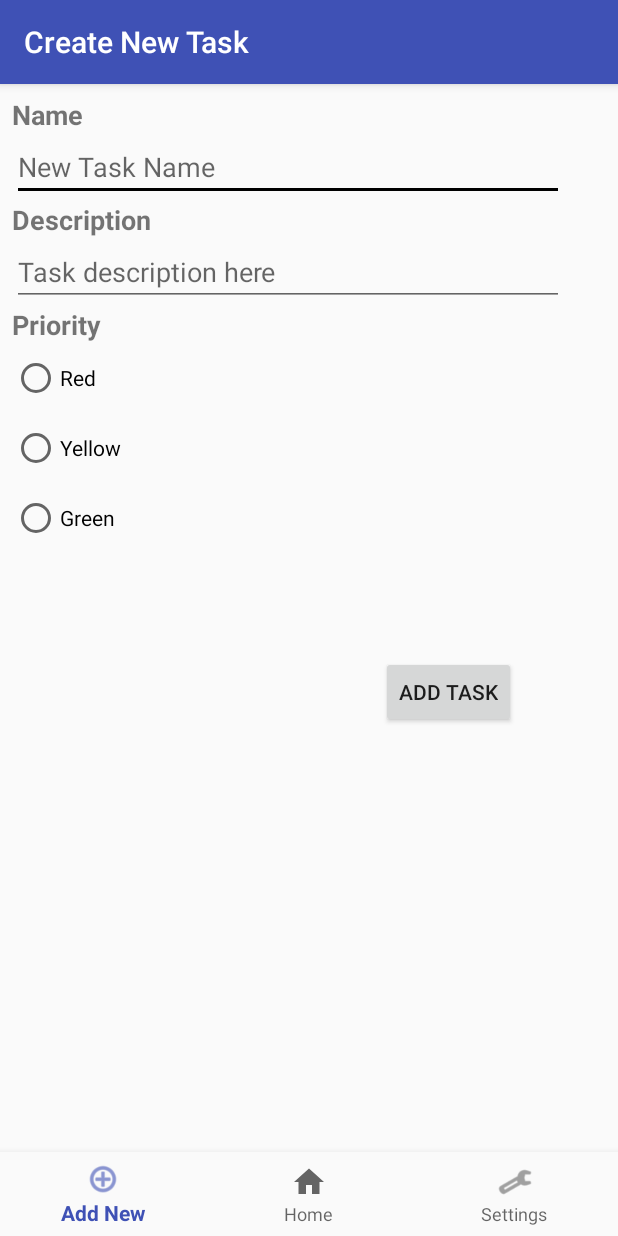
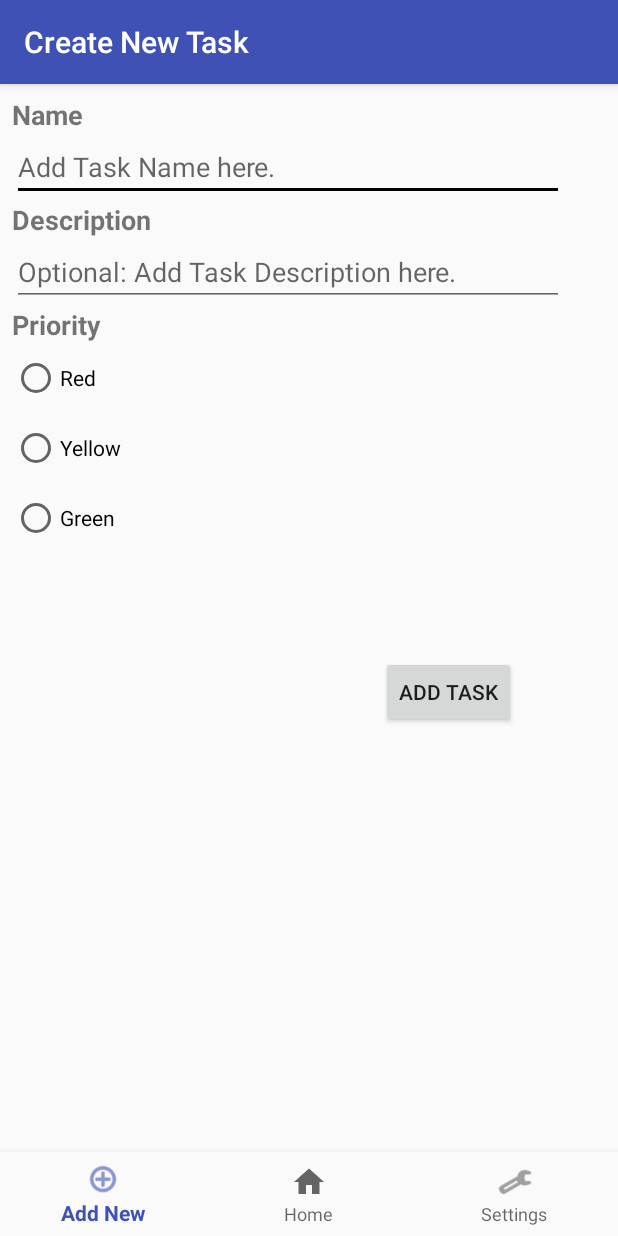
Before and after one commit to BKertesz/Project2, an Android app: the screen it shows after launch (NewActivity), after a tap on "ADD TASK", on a phone screen of 412 x 824 dp. Run offline under Robolectric (Android 15) with nearby library versions, the phone set to English and light mode, and no system bars; our stand-ins replace Room's generated code.

Commit message:
Added styling elements

```diff
--- a/mobile/src/main/java/com/codeclan/balazskertesz/project2/NewActivity.java
+++ b/mobile/src/main/java/com/codeclan/balazskertesz/project2/NewActivity.java
@@ -66,10 +66,10 @@ public class NewActivity extends AppCompatActivity {
         addTaskButton.setOnClickListener(new View.OnClickListener(){
             @Override
             public void onClick(View view){
-                if(taskName.getText() == null || taskPriority.getCheckedRadioButtonId() == -1){
+                if(taskName.getText().length() == 0 || taskPriority.getCheckedRadioButtonId() == -1){
                     Toast.makeText(NewActivity.this,"Missing fields", Toast.LENGTH_SHORT).show();
                 }
-                else{
+                else if(taskName.getText() != null && taskPriority.getCheckedRadioButtonId() != -1){
                     if(taskDescription.getText() == null){taskDescription.setText("");}
                     RadioButton priority = findViewById(taskPriority.getCheckedRadioButtonId());
                     viewModel.addTask(new Task(
@@ -79,6 +79,7 @@ public class NewActivity extends AppCompatActivity {
                     ));
                     finish();
                 }
+
             }
         });
 
--- a/mobile/src/main/res/layout/activity_new.xml
+++ b/mobile/src/main/res/layout/activity_new.xml
@@ -38,7 +38,7 @@
             android:layout_width="match_parent"
             android:layout_height="wrap_content"
             android:ems="10"
-            android:hint="New Task Name"
+            android:hint="@string/new_task_name"
             android:inputType="text"
             tools:layout_editor_absoluteX="70dp"
             tools:layout_editor_absoluteY="25dp" />
@@ -56,7 +56,7 @@
             android:layout_width="match_parent"
             android:layout_height="wrap_content"
             android:ems="10"
-            android:hint="Task description here"
+            android:hint="@string/new_task_description"
             android:inputType="textMultiLine"
             tools:layout_editor_absoluteX="59dp"
             tools:layout_editor_absoluteY="186dp" />
--- a/mobile/src/main/res/values/strings.xml
+++ b/mobile/src/main/res/values/strings.xml
@@ -8,4 +8,6 @@
     <string name="title_notifications">Notifications</string>
     <string name="title_activity_settings">SettingsActivity</string>
     <string name="title_activity_details">DetailsActivity</string>
+    <string name="new_task_name">Add Task Name here.</string>
+    <string name="new_task_description">Optional: Add Task Description here.</string>
 </resources>
```
